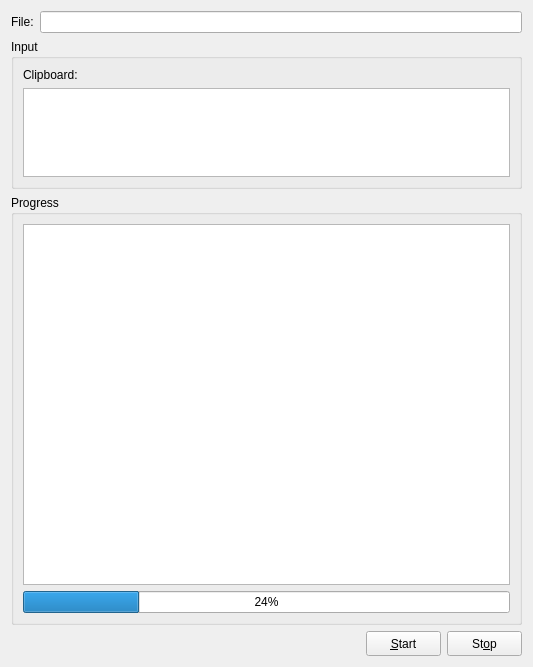
dee/cutdown, file src/ui/mainwindow.ui: the form before one commit.
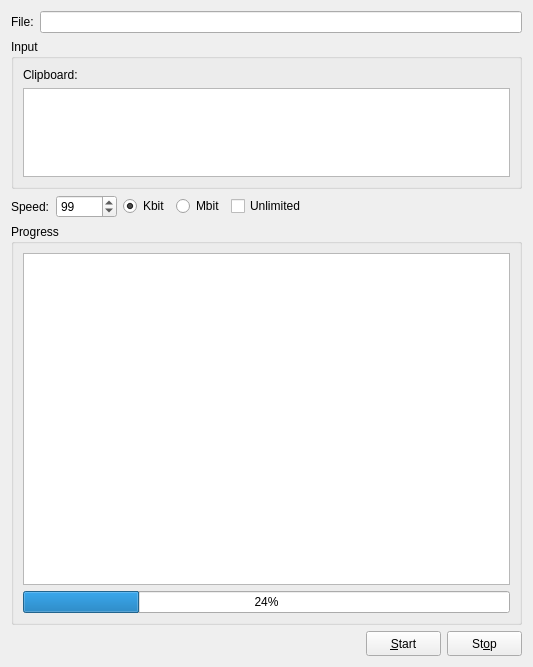
The form after the commit.

Commit message: Added speed switcher

```diff
--- a/src/ui/mainwindow.ui
+++ b/src/ui/mainwindow.ui
@@ -69,6 +69,64 @@
      </layout>
     </widget>
    </item>
+   <item>
+    <layout class="QHBoxLayout" name="horizontalLayout_3">
+     <item>
+      <widget class="QLabel" name="label_3">
+       <property name="text">
+        <string>Speed:</string>
+       </property>
+      </widget>
+     </item>
+     <item>
+      <widget class="QSpinBox" name="spnValue">
+       <property name="maximum">
+        <number>32768</number>
+       </property>
+       <property name="value">
+        <number>99</number>
+       </property>
+      </widget>
+     </item>
+     <item>
+      <widget class="QRadioButton" name="rbKbit">
+       <property name="text">
+        <string>Kbit</string>
+       </property>
+       <property name="checked">
+        <bool>true</bool>
+       </property>
+      </widget>
+     </item>
+     <item>
+      <widget class="QRadioButton" name="rbMbit">
+       <property name="text">
+        <string>Mbit</string>
+       </property>
+      </widget>
+     </item>
+     <item>
+      <widget class="QCheckBox" name="chkUnlimited">
+       <property name="text">
+        <string>Unlimited</string>
+       </property>
+      </widget>
+     </item>
+     <item>
+      <spacer name="horizontalSpacer_2">
+       <property name="orientation">
+        <enum>Qt::Orientation::Horizontal</enum>
+       </property>
+       <property name="sizeHint" stdset="0">
+        <size>
+         <width>40</width>
+         <height>20</height>
+        </size>
+       </property>
+      </spacer>
+     </item>
+    </layout>
+   </item>
    <item>
     <widget class="QGroupBox" name="groupBox_2">
      <property name="title">
```
Left out of the diff: 6 changed lines with no effect on the pictures. The commit also changes 2 other files.
